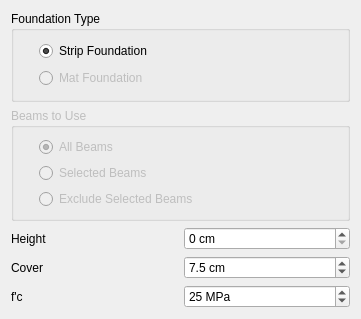
Old version of the form safe/punch/Resources/ui/foundation_panel.ui in the repository ebrahimraeyat/OSAFE.
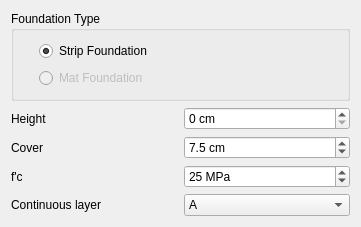
New version of the form.

Commit message: let user to choose what layer can be continuous

```diff
--- a/safe/punch/Resources/ui/foundation_panel.ui
+++ b/safe/punch/Resources/ui/foundation_panel.ui
@@ -7,11 +7,11 @@
     <x>0</x>
     <y>0</y>
     <width>361</width>
-    <height>319</height>
+    <height>227</height>
    </rect>
   </property>
   <property name="windowTitle">
-   <string>Import Foundation Geometry</string>
+   <string>Create Foundation</string>
   </property>
   <layout class="QVBoxLayout" name="verticalLayout_3">
    <item>
@@ -52,66 +52,12 @@
      </layout>
     </widget>
    </item>
-   <item>
-    <widget class="QGroupBox" name="beams_group">
-     <property name="enabled">
-      <bool>false</bool>
-     </property>
-     <property name="title">
-      <string>Beams to Use</string>
-     </property>
-     <property name="flat">
-      <bool>true</bool>
-     </property>
-     <layout class="QVBoxLayout" name="verticalLayout_2">
-      <property name="leftMargin">
-       <number>25</number>
-      </property>
-      <item>
-       <widget class="QRadioButton" name="all_beams">
-        <property name="text">
-         <string>All Beams</string>
-        </property>
-        <property name="checked">
-         <bool>true</bool>
-        </property>
-       </widget>
-      </item>
-      <item>
-       <widget class="QRadioButton" name="selected_beams">
-        <property name="text">
-         <string>Selected Beams</string>
-        </property>
-        <property name="checked">
-         <bool>false</bool>
-        </property>
-       </widget>
-      </item>
-      <item>
-       <widget class="QRadioButton" name="exclude_selected_beams">
-        <property name="text">
-         <string>Exclude Selected Beams</string>
-        </property>
-       </widget>
-      </item>
-     </layout>
-    </widget>
-   </item>
    <item>
     <layout class="QGridLayout" name="gridLayout">
-     <item row="2" column="1">
-      <widget class="QSpinBox" name="height_spinbox">
-       <property name="suffix">
-        <string> cm</string>
-       </property>
-       <property name="maximum">
-        <number>500</number>
-       </property>
-       <property name="singleStep">
-        <number>5</number>
-       </property>
-       <property name="value">
-        <number>0</number>
+     <item row="4" column="0">
+      <widget class="QLabel" name="label_3">
+       <property name="text">
+        <string>f'c</string>
        </property>
       </widget>
      </item>
@@ -128,13 +74,6 @@
        </property>
       </widget>
      </item>
-     <item row="4" column="0">
-      <widget class="QLabel" name="label_3">
-       <property name="text">
-        <string>f'c</string>
-       </property>
-      </widget>
-     </item>
      <item row="3" column="0">
       <widget class="QLabel" name="label_2">
        <property name="text">
@@ -142,10 +81,19 @@
        </property>
       </widget>
      </item>
-     <item row="2" column="0">
-      <widget class="QLabel" name="label">
-       <property name="text">
-        <string>Height</string>
+     <item row="2" column="1">
+      <widget class="QSpinBox" name="height_spinbox">
+       <property name="suffix">
+        <string> cm</string>
+       </property>
+       <property name="maximum">
+        <number>500</number>
+       </property>
+       <property name="singleStep">
+        <number>5</number>
+       </property>
+       <property name="value">
+        <number>0</number>
        </property>
       </widget>
      </item>
@@ -168,6 +116,34 @@
        </property>
       </widget>
      </item>
+     <item row="2" column="0">
+      <widget class="QLabel" name="label">
+       <property name="text">
+        <string>Height</string>
+       </property>
+      </widget>
+     </item>
+     <item row="6" column="0">
+      <widget class="QLabel" name="label_4">
+       <property name="text">
+        <string>Continuous layer</string>
+       </property>
+      </widget>
+     </item>
+     <item row="6" column="1">
+      <widget class="QComboBox" name="continuous_layer">
+       <item>
+        <property name="text">
+         <string>A</string>
+        </property>
+       </item>
+       <item>
+        <property name="text">
+         <string>B</string>
+        </property>
+       </item>
+      </widget>
+     </item>
     </layout>
    </item>
   </layout>
```
The commit also changes 3 other files.
